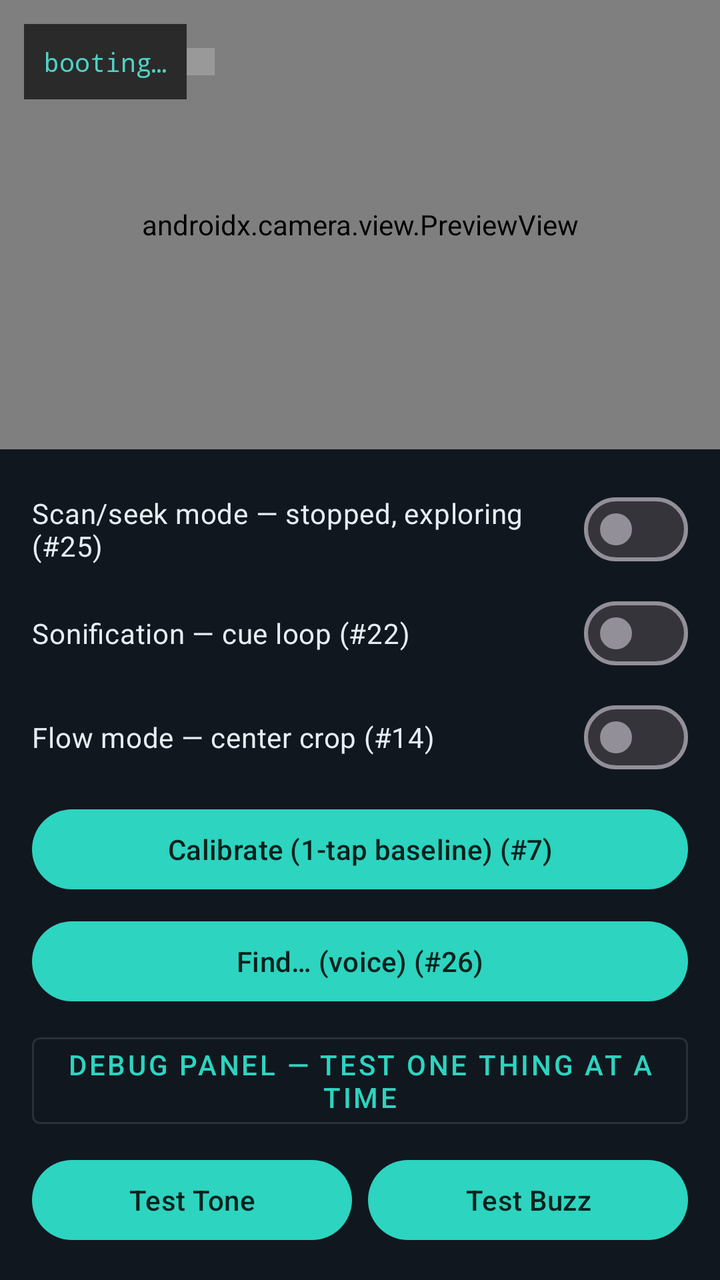
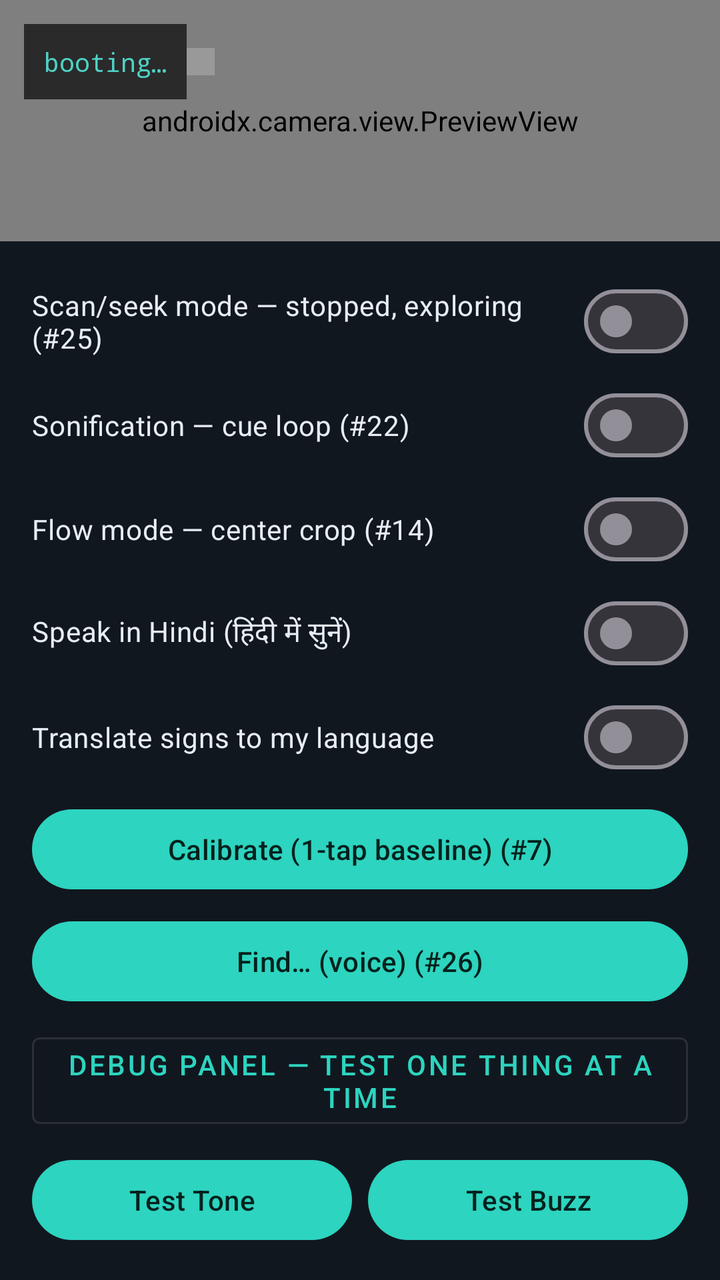

Before-and-after screenshots of an Android layout around one commit, followed by the original layout XML and the change that was made.
<!-- AndroidManifest.xml: application theme Theme.SecondSense -->
<!-- res/layout/activity_main.xml -->
<?xml version="1.0" encoding="utf-8"?>
<androidx.constraintlayout.widget.ConstraintLayout
    xmlns:android="http://schemas.android.com/apk/res/android"
    xmlns:app="http://schemas.android.com/apk/res-auto"
    android:layout_width="match_parent"
    android:layout_height="match_parent"
    android:background="@color/ss_bg">

    <androidx.camera.view.PreviewView
        android:id="@+id/preview"
        android:layout_width="0dp"
        android:layout_height="0dp"
        app:layout_constraintTop_toTopOf="parent"
        app:layout_constraintStart_toStartOf="parent"
        app:layout_constraintEnd_toEndOf="parent"
        app:layout_constraintBottom_toTopOf="@id/controls" />

    
    <TextView
        android:id="@+id/hud"
        android:layout_width="wrap_content"
        android:layout_height="wrap_content"
        android:layout_margin="12dp"
        android:padding="10dp"
        android:background="@color/ss_hud_scrim"
        android:fontFamily="monospace"
        android:textColor="@color/ss_accent"
        android:textSize="13sp"
        android:text="@string/hud_booting"
        app:layout_constraintTop_toTopOf="parent"
        app:layout_constraintStart_toStartOf="parent" />

    
    <View
        android:id="@+id/tierBadge"
        android:layout_width="14dp"
        android:layout_height="0dp"
        android:layout_marginTop="12dp"
        android:layout_marginBottom="12dp"
        android:background="#33FFFFFF"
        app:layout_constraintTop_toTopOf="@id/hud"
        app:layout_constraintBottom_toBottomOf="@id/hud"
        app:layout_constraintStart_toEndOf="@id/hud" />

    
    <ImageView
        android:id="@+id/dashboardQr"
        android:layout_width="90dp"
        android:layout_height="90dp"
        android:layout_margin="12dp"
        android:background="@color/ss_hud_scrim"
        android:contentDescription="@string/dashboard_qr_desc"
        android:visibility="gone"
        app:layout_constraintTop_toTopOf="parent"
        app:layout_constraintEnd_toEndOf="parent" />

    <TextView
        android:id="@+id/dashboardUrl"
        android:layout_width="90dp"
        android:layout_height="wrap_content"
        android:layout_marginEnd="12dp"
        android:background="@color/ss_hud_scrim"
        android:fontFamily="monospace"
        android:gravity="center"
        android:textColor="@color/ss_accent"
        android:textSize="9sp"
        android:visibility="gone"
        app:layout_constraintTop_toBottomOf="@id/dashboardQr"
        app:layout_constraintEnd_toEndOf="parent" />

    <LinearLayout
        android:id="@+id/controls"
        android:layout_width="match_parent"
        android:layout_height="wrap_content"
        android:orientation="vertical"
        android:padding="16dp"
        android:background="@color/ss_panel"
        app:layout_constraintBottom_toBottomOf="parent">

        <com.google.android.material.materialswitch.MaterialSwitch
            android:id="@+id/switchMode"
            android:layout_width="match_parent"
            android:layout_height="wrap_content"
            android:layout_marginBottom="4dp"
            android:textColor="@color/ss_text"
            android:text="@string/mode_scan_seek" />

        <com.google.android.material.materialswitch.MaterialSwitch
            android:id="@+id/switchSonify"
            android:layout_width="match_parent"
            android:layout_height="wrap_content"
            android:layout_marginBottom="4dp"
            android:textColor="@color/ss_text"
            android:text="@string/sonify" />

        <com.google.android.material.materialswitch.MaterialSwitch
            android:id="@+id/switchCenterCrop"
            android:layout_width="match_parent"
            android:layout_height="wrap_content"
            android:layout_marginBottom="8dp"
            android:textColor="@color/ss_text"
            android:text="@string/flow_center_crop" />

        <com.google.android.material.button.MaterialButton
            android:id="@+id/btnCalibrate"
            android:layout_width="match_parent"
            android:layout_height="wrap_content"
            android:layout_marginBottom="8dp"
            android:text="@string/calibrate" />

        <com.google.android.material.button.MaterialButton
            android:id="@+id/btnFind"
            android:layout_width="match_parent"
            android:layout_height="wrap_content"
            android:layout_marginBottom="8dp"
            android:text="@string/find_voice" />

        <com.google.android.material.button.MaterialButton
            android:id="@+id/btnDebugPanel"
            style="@style/Widget.MaterialComponents.Button.OutlinedButton"
            android:layout_width="match_parent"
            android:layout_height="wrap_content"
            android:layout_marginBottom="8dp"
            android:text="@string/debug_panel" />

        <LinearLayout
            android:layout_width="match_parent"
            android:layout_height="wrap_content"
            android:orientation="horizontal">

            <com.google.android.material.button.MaterialButton
                android:id="@+id/btnTestTone"
                android:layout_width="0dp"
                android:layout_height="wrap_content"
                android:layout_weight="1"
                android:layout_marginEnd="8dp"
                android:text="@string/test_tone" />

            <com.google.android.material.button.MaterialButton
                android:id="@+id/btnTestBuzz"
                android:layout_width="0dp"
                android:layout_height="wrap_content"
                android:layout_weight="1"
                android:text="@string/test_buzz" />
        </LinearLayout>
    </LinearLayout>

</androidx.constraintlayout.widget.ConstraintLayout>
<!-- resources referenced by this layout -->
<resources>
  <color name="ss_accent">#4FD1C5</color>
  <color name="ss_bg">#0B0F14</color>
  <color name="ss_hud_scrim">#AA000000</color>
  <color name="ss_panel">#11171F</color>
  <color name="ss_text">#E6EDF3</color>
  <string name="calibrate">Calibrate (1-tap baseline) (#7)</string>
  <string name="dashboard_qr_desc">QR code to open the live dashboard on a laptop</string>
  <string name="debug_panel">Debug Panel — test one thing at a time</string>
  <string name="find_voice">Find… (voice) (#26)</string>
  <string name="flow_center_crop">Flow mode — center crop (#14)</string>
  <string name="hud_booting">booting…</string>
  <string name="mode_scan_seek">Scan/seek mode — stopped, exploring (#25)</string>
  <string name="sonify">Sonification — cue loop (#22)</string>
  <string name="test_buzz">Test Buzz</string>
  <string name="test_tone">Test Tone</string>
  <style name="Theme.SecondSense" parent="Theme.Material3.Dark.NoActionBar">
          <item name="colorPrimary">@color/ss_primary</item>
          <item name="colorOnPrimary">@color/ss_on_primary</item>
          <item name="android:statusBarColor">@color/ss_bg</item>
          <item name="android:navigationBarColor">@color/ss_panel</item>
      </style>
  <color name="ss_primary">#2DD4BF</color>
  <color name="ss_on_primary">#04211D</color>
</resources>

<!-- the commit's change to res/layout/activity_main.xml (unified diff, before → after) -->
@@ -97,9 +97,25 @@
             android:id="@+id/switchCenterCrop"
             android:layout_width="match_parent"
             android:layout_height="wrap_content"
+            android:layout_marginBottom="4dp"
+            android:textColor="@color/ss_text"
+            android:text="@string/flow_center_crop" />
+
+        <com.google.android.material.materialswitch.MaterialSwitch
+            android:id="@+id/switchHindi"
+            android:layout_width="match_parent"
+            android:layout_height="wrap_content"
+            android:layout_marginBottom="4dp"
+            android:textColor="@color/ss_text"
+            android:text="@string/speak_hindi" />
+
+        <com.google.android.material.materialswitch.MaterialSwitch
+            android:id="@+id/switchTranslate"
+            android:layout_width="match_parent"
+            android:layout_height="wrap_content"
             android:layout_marginBottom="8dp"
             android:textColor="@color/ss_text"
-            android:text="@string/flow_center_crop" />
+            android:text="@string/translate_signs" />
 
         <com.google.android.material.button.MaterialButton
             android:id="@+id/btnCalibrate"
<!-- resource entries referenced after the edit -->
@@ -13,8 +13,10 @@
   <string name="hud_booting">booting…</string>
   <string name="mode_scan_seek">Scan/seek mode — stopped, exploring (#25)</string>
   <string name="sonify">Sonification — cue loop (#22)</string>
+  <string name="speak_hindi">Speak in Hindi (हिंदी में सुनें)</string>
   <string name="test_buzz">Test Buzz</string>
   <string name="test_tone">Test Tone</string>
+  <string name="translate_signs">Translate signs to my language</string>
   <style name="Theme.SecondSense" parent="Theme.Material3.Dark.NoActionBar">
           <item name="colorPrimary">@color/ss_primary</item>
           <item name="colorOnPrimary">@color/ss_on_primary</item>
